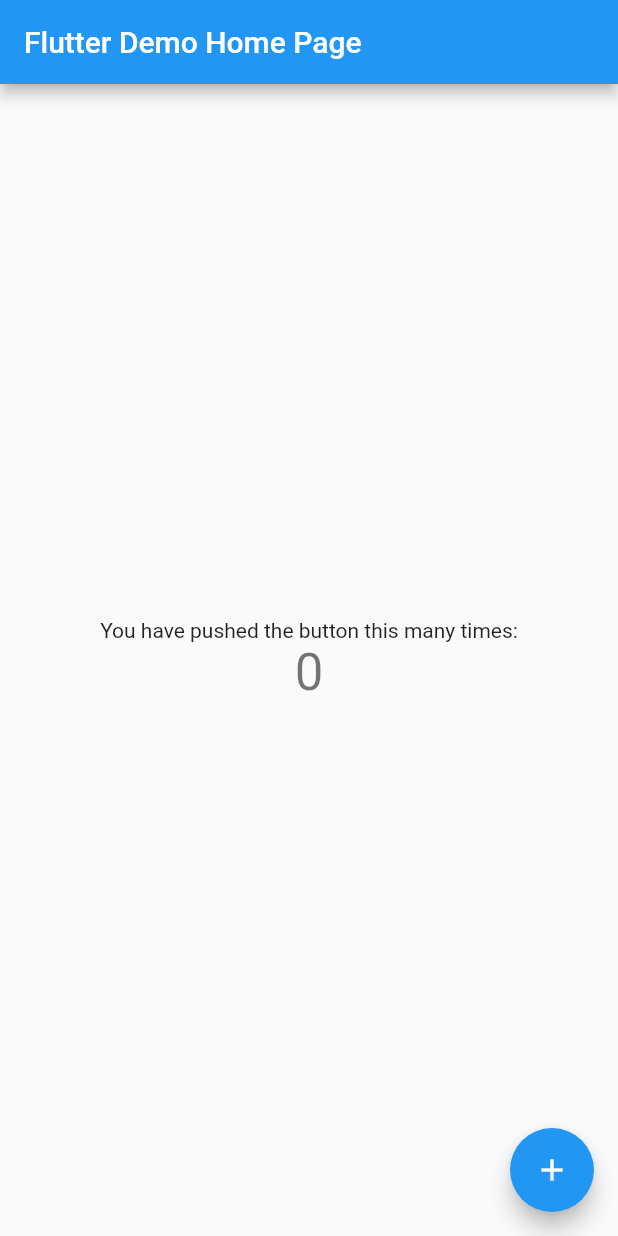
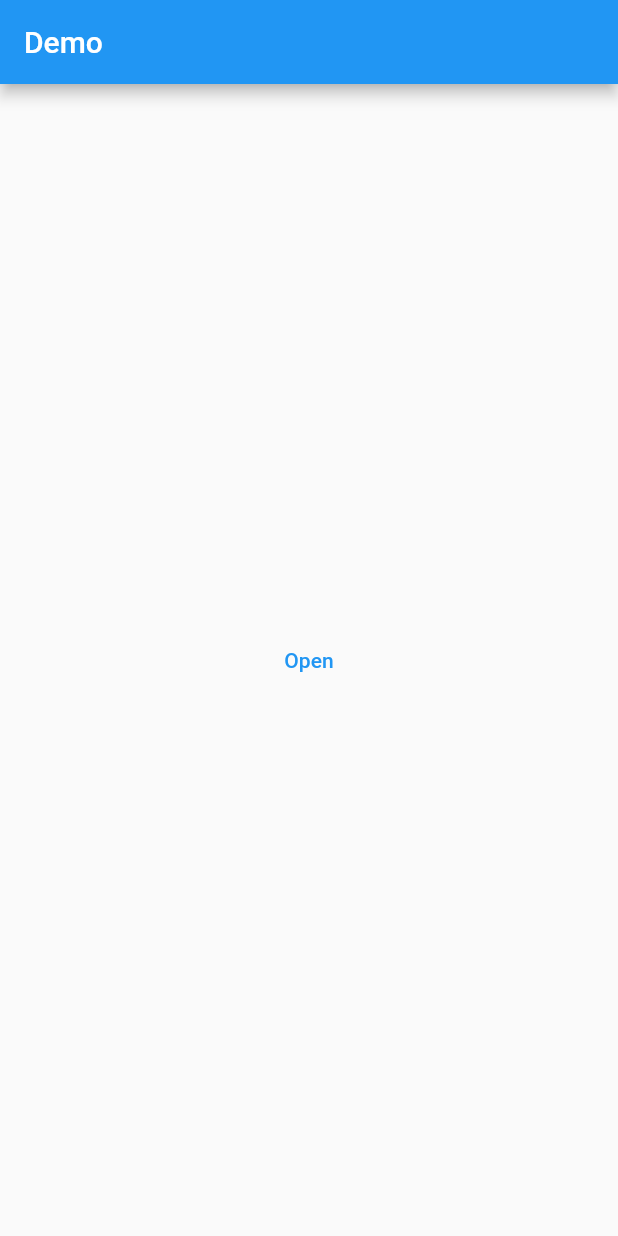
Before and after one commit to Bobbele-Ideas/vesdk-flutter-custom-buttons, a Flutter app: the screen it shows after launch, on a phone screen of 412 x 824 dp. Run offline on Flutter 3.47's test engine with Material 2 defaults, Android fonts, the phone set to English and light mode, and no system bars.

Commit message:
Add demo button

```diff
--- a/lib/main.dart
+++ b/lib/main.dart
@@ -24,92 +24,35 @@
         // is not restarted.
         primarySwatch: Colors.blue,
       ),
-      home: const MyHomePage(title: 'Flutter Demo Home Page'),
+      home: const MyHomePage(),
     );
   }
 }
 
 class MyHomePage extends StatefulWidget {
-  const MyHomePage({Key? key, required this.title}) : super(key: key);
-
-  // This widget is the home page of your application. It is stateful, meaning
-  // that it has a State object (defined below) that contains fields that affect
-  // how it looks.
-
-  // This class is the configuration for the state. It holds the values (in this
-  // case the title) provided by the parent (in this case the App widget) and
-  // used by the build method of the State. Fields in a Widget subclass are
-  // always marked "final".
-
-  final String title;
+  const MyHomePage({Key? key}) : super(key: key);
 
   @override
   State<MyHomePage> createState() => _MyHomePageState();
 }
 
 class _MyHomePageState extends State<MyHomePage> {
-  int _counter = 0;
-
-  void _incrementCounter() {
-    setState(() {
-      // This call to setState tells the Flutter framework that something has
-      // changed in this State, which causes it to rerun the build method below
-      // so that the display can reflect the updated values. If we changed
-      // _counter without calling setState(), then the build method would not be
-      // called again, and so nothing would appear to happen.
-      _counter++;
-    });
+  @override
+  Widget build(BuildContext context) {
+    return Scaffold(
+      appBar: AppBar(
+        title: const Text("Demo"),
+      ),
+      body: Center(
+        child: TextButton(
+          onPressed: openEditor,
+          child: const Text("Open"),
+        ),
+      ),
+    );
   }
 
-  @override
-  Widget build(BuildContext context) {
-    // This method is rerun every time setState is called, for instance as done
-    // by the _incrementCounter method above.
-    //
-    // The Flutter framework has been optimized to make rerunning build methods
-    // fast, so that you can just rebuild anything that needs updating rather
-    // than having to individually change instances of widgets.
-    return Scaffold(
-      appBar: AppBar(
-        // Here we take the value from the MyHomePage object that was created by
-        // the App.build method, and use it to set our appbar title.
-        title: Text(widget.title),
-      ),
-      body: Center(
-        // Center is a layout widget. It takes a single child and positions it
-        // in the middle of the parent.
-        child: Column(
-          // Column is also a layout widget. It takes a list of children and
-          // arranges them vertically. By default, it sizes itself to fit its
-          // children horizontally, and tries to be as tall as its parent.
-          //
-          // Invoke "debug painting" (press "p" in the console, choose the
-          // "Toggle Debug Paint" action from the Flutter Inspector in Android
-          // Studio, or the "Toggle Debug Paint" command in Visual Studio Code)
-          // to see the wireframe for each widget.
-          //
-          // Column has various properties to control how it sizes itself and
-          // how it positions its children. Here we use mainAxisAlignment to
-          // center the children vertically; the main axis here is the vertical
-          // axis because Columns are vertical (the cross axis would be
-          // horizontal).
-          mainAxisAlignment: MainAxisAlignment.center,
-          children: <Widget>[
-            const Text(
-              'You have pushed the button this many times:',
-            ),
-            Text(
-              '$_counter',
-              style: Theme.of(context).textTheme.headline4,
-            ),
-          ],
-        ),
-      ),
-      floatingActionButton: FloatingActionButton(
-        onPressed: _incrementCounter,
-        tooltip: 'Increment',
-        child: const Icon(Icons.add),
-      ), // This trailing comma makes auto-formatting nicer for build methods.
-    );
+  void openEditor() {
+    print("Open Editor");
   }
 }
```
